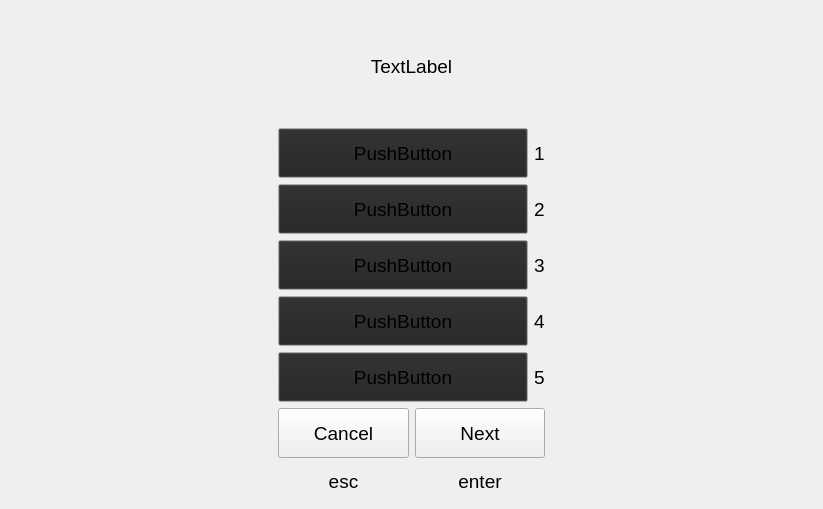
First picture: the form in learn.ui, repository Dartmoor777/English-learner, before the edit.
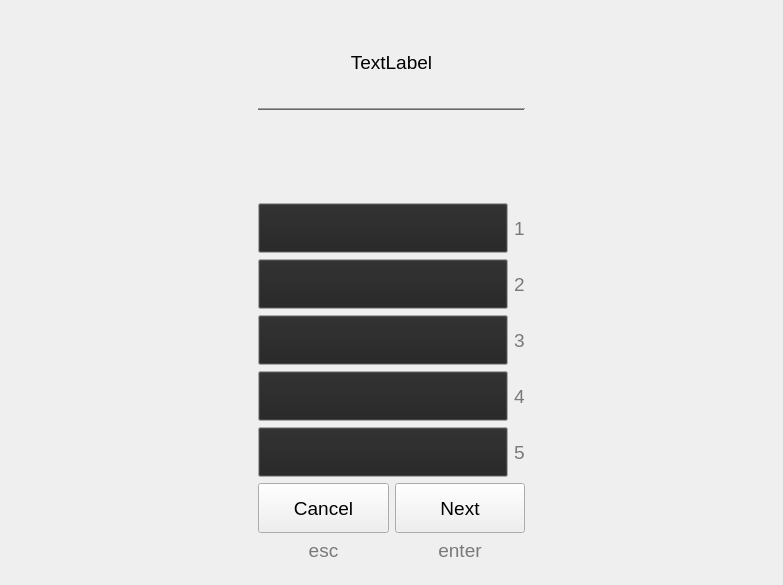
Second picture: the form after the edit.

```diff
--- a/learn.ui
+++ b/learn.ui
@@ -6,10 +6,16 @@
    <rect>
     <x>0</x>
     <y>0</y>
-    <width>823</width>
-    <height>509</height>
+    <width>783</width>
+    <height>585</height>
    </rect>
   </property>
+  <property name="minimumSize">
+   <size>
+    <width>0</width>
+    <height>469</height>
+   </size>
+  </property>
   <property name="font">
    <font>
     <family>Ubuntu</family>
@@ -38,6 +44,19 @@
    </item>
    <item>
     <layout class="QVBoxLayout" name="verticalLayout">
+     <item>
+      <spacer name="verticalSpacer_2">
+       <property name="orientation">
+        <enum>Qt::Vertical</enum>
+       </property>
+       <property name="sizeHint" stdset="0">
+        <size>
+         <width>20</width>
+         <height>40</height>
+        </size>
+       </property>
+      </spacer>
+     </item>
      <item>
       <widget class="QLabel" name="label">
        <property name="sizePolicy">
@@ -49,7 +68,7 @@
        <property name="minimumSize">
         <size>
          <width>250</width>
-         <height>111</height>
+         <height>80</height>
         </size>
        </property>
        <property name="text">
@@ -60,6 +79,96 @@
        </property>
       </widget>
      </item>
+     <item>
+      <widget class="Line" name="line">
+       <property name="palette">
+        <palette>
+         <active>
+          <colorrole role="WindowText">
+           <brush brushstyle="SolidPattern">
+            <color alpha="255">
+             <red>112</red>
+             <green>112</green>
+             <blue>112</blue>
+            </color>
+           </brush>
+          </colorrole>
+          <colorrole role="Light">
+           <brush brushstyle="SolidPattern">
+            <color alpha="255">
+             <red>103</red>
+             <green>103</green>
+             <blue>103</blue>
+            </color>
+           </brush>
+          </colorrole>
+         </active>
+         <inactive>
+          <colorrole role="WindowText">
+           <brush brushstyle="SolidPattern">
+            <color alpha="255">
+             <red>112</red>
+             <green>112</green>
+             <blue>112</blue>
+            </color>
+           </brush>
+          </colorrole>
+          <colorrole role="Light">
+           <brush brushstyle="SolidPattern">
+            <color alpha="255">
+             <red>103</red>
+             <green>103</green>
+             <blue>103</blue>
+            </color>
+           </brush>
+          </colorrole>
+         </inactive>
+         <disabled>
+          <colorrole role="WindowText">
+           <brush brushstyle="SolidPattern">
+            <color alpha="127">
+             <red>255</red>
+             <green>255</green>
+             <blue>255</blue>
+            </color>
+           </brush>
+          </colorrole>
+          <colorrole role="Light">
+           <brush brushstyle="SolidPattern">
+            <color alpha="255">
+             <red>103</red>
+             <green>103</green>
+             <blue>103</blue>
+            </color>
+           </brush>
+          </colorrole>
+         </disabled>
+        </palette>
+       </property>
+       <property name="frameShadow">
+        <enum>QFrame::Sunken</enum>
+       </property>
+       <property name="orientation">
+        <enum>Qt::Horizontal</enum>
+       </property>
+      </widget>
+     </item>
+     <item>
+      <widget class="QLabel" name="label_9">
+       <property name="minimumSize">
+        <size>
+         <width>250</width>
+         <height>80</height>
+        </size>
+       </property>
+       <property name="text">
+        <string/>
+       </property>
+       <property name="alignment">
+        <set>Qt::AlignCenter</set>
+       </property>
+      </widget>
+     </item>
      <item>
       <layout class="QHBoxLayout" name="horizontalLayout_6">
        <item>
@@ -117,7 +226,7 @@
           </palette>
          </property>
          <property name="text">
-          <string>PushButton</string>
+          <string/>
          </property>
          <property name="shortcut">
           <string>1</string>
@@ -132,6 +241,97 @@
            <verstretch>0</verstretch>
           </sizepolicy>
          </property>
+         <property name="palette">
+          <palette>
+           <active>
+            <colorrole role="WindowText">
+             <brush brushstyle="SolidPattern">
+              <color alpha="255">
+               <red>121</red>
+               <green>121</green>
+               <blue>121</blue>
+              </color>
+             </brush>
+            </colorrole>
+            <colorrole role="HighlightedText">
+             <brush brushstyle="SolidPattern">
+              <color alpha="255">
+               <red>121</red>
+               <green>121</green>
+               <blue>121</blue>
+              </color>
+             </brush>
+            </colorrole>
+            <colorrole role="ToolTipText">
+             <brush brushstyle="SolidPattern">
+              <color alpha="255">
+               <red>121</red>
+               <green>121</green>
+               <blue>121</blue>
+              </color>
+             </brush>
+            </colorrole>
+           </active>
+           <inactive>
+            <colorrole role="WindowText">
+             <brush brushstyle="SolidPattern">
+              <color alpha="255">
+               <red>121</red>
+               <green>121</green>
+               <blue>121</blue>
+              </color>
+             </brush>
+            </colorrole>
+            <colorrole role="HighlightedText">
+             <brush brushstyle="SolidPattern">
+              <color alpha="255">
+               <red>121</red>
+               <green>121</green>
+               <blue>121</blue>
+              </color>
+             </brush>
+            </colorrole>
+            <colorrole role="ToolTipText">
+             <brush brushstyle="SolidPattern">
+              <color alpha="255">
+               <red>121</red>
+               <green>121</green>
+               <blue>121</blue>
+              </color>
+             </brush>
+            </colorrole>
+           </inactive>
+           <disabled>
+            <colorrole role="WindowText">
+             <brush brushstyle="SolidPattern">
+              <color alpha="127">
+               <red>255</red>
+               <green>255</green>
+               <blue>255</blue>
+              </color>
+             </brush>
+            </colorrole>
+            <colorrole role="HighlightedText">
+             <brush brushstyle="SolidPattern">
+              <color alpha="255">
+               <red>121</red>
+               <green>121</green>
+               <blue>121</blue>
+              </color>
+             </brush>
+            </colorrole>
+            <colorrole role="ToolTipText">
+             <brush brushstyle="SolidPattern">
+              <color alpha="255">
+               <red>121</red>
+               <green>121</green>
+               <blue>121</blue>
+              </color>
+             </brush>
+            </colorrole>
+           </disabled>
+          </palette>
+         </property>
          <property name="text">
           <string>1</string>
          </property>
@@ -196,7 +396,7 @@
           </palette>
          </property>
          <property name="text">
-          <string>PushButton</string>
+          <string/>
          </property>
          <property name="shortcut">
           <string>2</string>
@@ -211,6 +411,97 @@
            <verstretch>0</verstretch>
           </sizepolicy>
          </property>
+         <property name="palette">
+          <palette>
+           <active>
+            <colorrole role="WindowText">
+             <brush brushstyle="SolidPattern">
+              <color alpha="255">
+               <red>121</red>
+               <green>121</green>
+               <blue>121</blue>
+              </color>
+             </brush>
+            </colorrole>
+            <colorrole role="HighlightedText">
+             <brush brushstyle="SolidPattern">
+              <color alpha="255">
+               <red>121</red>
+               <green>121</green>
+               <blue>121</blue>
+              </color>
+             </brush>
+            </colorrole>
+            <colorrole role="ToolTipText">
+             <brush brushstyle="SolidPattern">
+              <color alpha="255">
+               <red>121</red>
+               <green>121</green>
+               <blue>121</blue>
+              </color>
+             </brush>
+            </colorrole>
+           </active>
+           <inactive>
+            <colorrole role="WindowText">
+             <brush brushstyle="SolidPattern">
+              <color alpha="255">
+               <red>121</red>
+               <green>121</green>
+               <blue>121</blue>
+              </color>
+             </brush>
+            </colorrole>
+            <colorrole role="HighlightedText">
+             <brush brushstyle="SolidPattern">
+              <color alpha="255">
+               <red>121</red>
+               <green>121</green>
+               <blue>121</blue>
+              </color>
+             </brush>
+            </colorrole>
+            <colorrole role="ToolTipText">
+             <brush brushstyle="SolidPattern">
+              <color alpha="255">
+               <red>121</red>
+               <green>121</green>
+               <blue>121</blue>
+              </color>
+             </brush>
+            </colorrole>
+           </inactive>
+           <disabled>
+            <colorrole role="WindowText">
+             <brush brushstyle="SolidPattern">
+              <color alpha="127">
+               <red>255</red>
+               <green>255</green>
+               <blue>255</blue>
+              </color>
+             </brush>
+            </colorrole>
+            <colorrole role="HighlightedText">
+             <brush brushstyle="SolidPattern">
+              <color alpha="255">
+               <red>121</red>
+               <green>121</green>
+               <blue>121</blue>
+              </color>
+             </brush>
+            </colorrole>
+            <colorrole role="ToolTipText">
+             <brush brushstyle="SolidPattern">
+              <color alpha="255">
+               <red>121</red>
+               <green>121</green>
+               <blue>121</blue>
+              </color>
+             </brush>
+            </colorrole>
+           </disabled>
+          </palette>
+         </property>
          <property name="text">
           <string>2</string>
          </property>
@@ -275,7 +566,7 @@
           </palette>
          </property>
          <property name="text">
-          <string>PushButton</string>
+          <string/>
          </property>
          <property name="shortcut">
           <string>3</string>
@@ -290,6 +581,97 @@
            <verstretch>0</verstretch>
           </sizepolicy>
          </property>
+         <property name="palette">
+          <palette>
+           <active>
+            <colorrole role="WindowText">
+             <brush brushstyle="SolidPattern">
+              <color alpha="255">
+               <red>121</red>
+               <green>121</green>
+               <blue>121</blue>
+              </color>
+             </brush>
+            </colorrole>
+            <colorrole role="HighlightedText">
+             <brush brushstyle="SolidPattern">
+              <color alpha="255">
+               <red>121</red>
+               <green>121</green>
+               <blue>121</blue>
+              </color>
+             </brush>
+            </colorrole>
+            <colorrole role="ToolTipText">
+             <brush brushstyle="SolidPattern">
+              <color alpha="255">
+               <red>121</red>
+               <green>121</green>
+               <blue>121</blue>
+              </color>
+             </brush>
+            </colorrole>
+           </active>
+           <inactive>
+            <colorrole role="WindowText">
+             <brush brushstyle="SolidPattern">
+              <color alpha="255">
+               <red>121</red>
+               <green>121</green>
+               <blue>121</blue>
+              </color>
+             </brush>
+            </colorrole>
+            <colorrole role="HighlightedText">
+             <brush brushstyle="SolidPattern">
+              <color alpha="255">
+               <red>121</red>
+               <green>121</green>
+               <blue>121</blue>
+              </color>
+             </brush>
+            </colorrole>
+            <colorrole role="ToolTipText">
+             <brush brushstyle="SolidPattern">
+              <color alpha="255">
+               <red>121</red>
+               <green>121</green>
+               <blue>121</blue>
+              </color>
+             </brush>
+            </colorrole>
+           </inactive>
+           <disabled>
+            <colorrole role="WindowText">
+             <brush brushstyle="SolidPattern">
+              <color alpha="127">
+               <red>255</red>
+               <green>255</green>
+               <blue>255</blue>
+              </color>
+             </brush>
+            </colorrole>
+            <colorrole role="HighlightedText">
+             <brush brushstyle="SolidPattern">
+              <color alpha="255">
+               <red>121</red>
+               <green>121</green>
+               <blue>121</blue>
+              </color>
+             </brush>
+            </colorrole>
+            <colorrole role="ToolTipText">
+             <brush brushstyle="SolidPattern">
+              <color alpha="255">
+               <red>121</red>
+               <green>121</green>
+               <blue>121</blue>
+              </color>
+             </brush>
+            </colorrole>
+           </disabled>
+          </palette>
+         </property>
          <property name="text">
           <string>3</string>
          </property>
@@ -354,7 +736,7 @@
           </palette>
          </property>
          <property name="text">
-          <string>PushButton</string>
+          <string/>
          </property>
          <property name="shortcut">
           <string>4</string>
@@ -369,6 +751,97 @@
            <verstretch>0</verstretch>
           </sizepolicy>
          </property>
+         <property name="palette">
+          <palette>
+           <active>
+            <colorrole role="WindowText">
+             <brush brushstyle="SolidPattern">
+              <color alpha="255">
+               <red>121</red>
+               <green>121</green>
+               <blue>121</blue>
+              </color>
+             </brush>
+            </colorrole>
+            <colorrole role="HighlightedText">
+             <brush brushstyle="SolidPattern">
+              <color alpha="255">
+               <red>121</red>
+               <green>121</green>
+               <blue>121</blue>
+              </color>
+             </brush>
+            </colorrole>
+            <colorrole role="ToolTipText">
+             <brush brushstyle="SolidPattern">
+              <color alpha="255">
+               <red>121</red>
+               <green>121</green>
+               <blue>121</blue>
+              </color>
+             </brush>
+            </colorrole>
+           </active>
+           <inactive>
+            <colorrole role="WindowText">
+             <brush brushstyle="SolidPattern">
+              <color alpha="255">
+               <red>121</red>
+               <green>121</green>
+               <blue>121</blue>
+              </color>
+             </brush>
+            </colorrole>
+            <colorrole role="HighlightedText">
+             <brush brushstyle="SolidPattern">
+              <color alpha="255">
+               <red>121</red>
+               <green>121</green>
+               <blue>121</blue>
+              </color>
+             </brush>
+            </colorrole>
+            <colorrole role="ToolTipText">
+             <brush brushstyle="SolidPattern">
+              <color alpha="255">
+               <red>121</red>
+               <green>121</green>
+               <blue>121</blue>
+              </color>
+             </brush>
+            </colorrole>
+           </inactive>
+           <disabled>
+            <colorrole role="WindowText">
+             <brush brushstyle="SolidPattern">
+              <color alpha="127">
+               <red>255</red>
+               <green>255</green>
+               <blue>255</blue>
+              </color>
+             </brush>
+            </colorrole>
+            <colorrole role="HighlightedText">
+             <brush brushstyle="SolidPattern">
+              <color alpha="255">
+               <red>121</red>
+               <green>121</green>
+               <blue>121</blue>
+              </color>
+             </brush>
+            </colorrole>
+            <colorrole role="ToolTipText">
+             <brush brushstyle="SolidPattern">
+              <color alpha="255">
+               <red>121</red>
+               <green>121</green>
+               <blue>121</blue>
+              </color>
+             </brush>
+            </colorrole>
+           </disabled>
+          </palette>
+         </property>
          <property name="text">
           <string>4</string>
          </property>
@@ -433,7 +906,7 @@
           </palette>
          </property>
          <property name="text">
-          <string>PushButton</string>
+          <string/>
          </property>
          <property name="shortcut">
           <string>5</string>
@@ -448,6 +921,97 @@
            <verstretch>0</verstretch>
           </sizepolicy>
          </property>
+         <property name="palette">
+          <palette>
+           <active>
+            <colorrole role="WindowText">
+             <brush brushstyle="SolidPattern">
+              <color alpha="255">
+               <red>121</red>
+               <green>121</green>
+               <blue>121</blue>
+              </color>
+             </brush>
+            </colorrole>
+            <colorrole role="HighlightedText">
+             <brush brushstyle="SolidPattern">
+              <color alpha="255">
+               <red>121</red>
+               <green>121</green>
+               <blue>121</blue>
+              </color>
+             </brush>
+            </colorrole>
+            <colorrole role="ToolTipText">
+             <brush brushstyle="SolidPattern">
+              <color alpha="255">
+               <red>121</red>
+               <green>121</green>
+               <blue>121</blue>
+              </color>
+             </brush>
+            </colorrole>
+           </active>
+           <inactive>
+            <colorrole role="WindowText">
+             <brush brushstyle="SolidPattern">
+              <color alpha="255">
+               <red>121</red>
+               <green>121</green>
+               <blue>121</blue>
+              </color>
+             </brush>
+            </colorrole>
+            <colorrole role="HighlightedText">
+             <brush brushstyle="SolidPattern">
+              <color alpha="255">
+               <red>121</red>
+               <green>121</green>
+               <blue>121</blue>
+              </color>
+             </brush>
+            </colorrole>
+            <colorrole role="ToolTipText">
+             <brush brushstyle="SolidPattern">
+              <color alpha="255">
+               <red>121</red>
+               <green>121</green>
+               <blue>121</blue>
+              </color>
+             </brush>
+            </colorrole>
+           </inactive>
+           <disabled>
+            <colorrole role="WindowText">
+             <brush brushstyle="SolidPattern">
+              <color alpha="127">
+               <red>255</red>
+               <green>255</green>
+               <blue>255</blue>
+              </color>
+             </brush>
+            </colorrole>
+            <colorrole role="HighlightedText">
+             <brush brushstyle="SolidPattern">
+              <color alpha="255">
+               <red>121</red>
+               <green>121</green>
+               <blue>121</blue>
+              </color>
+             </brush>
+            </colorrole>
+            <colorrole role="ToolTipText">
+             <brush brushstyle="SolidPattern">
+              <color alpha="255">
+               <red>121</red>
+               <green>121</green>
+               <blue>121</blue>
+              </color>
+             </brush>
+            </colorrole>
+           </disabled>
+          </palette>
+         </property>
          <property name="text">
           <string>5</string>
          </property>
@@ -501,6 +1065,97 @@
       <layout class="QHBoxLayout" name="horizontalLayout_7">
        <item>
         <widget class="QLabel" name="label_7">
+         <property name="palette">
+          <palette>
+           <active>
+            <colorrole role="WindowText">
+             <brush brushstyle="SolidPattern">
+              <color alpha="255">
+               <red>121</red>
+               <green>121</green>
+               <blue>121</blue>
+              </color>
+             </brush>
+            </colorrole>
+            <colorrole role="HighlightedText">
+             <brush brushstyle="SolidPattern">
+              <color alpha="255">
+               <red>121</red>
+               <green>121</green>
+               <blue>121</blue>
+              </color>
+             </brush>
+            </colorrole>
+            <colorrole role="ToolTipText">
+             <brush brushstyle="SolidPattern">
+              <color alpha="255">
+               <red>121</red>
+               <green>121</green>
+               <blue>121</blue>
+              </color>
+             </brush>
+            </colorrole>
+           </active>
+           <inactive>
+            <colorrole role="WindowText">
+             <brush brushstyle="SolidPattern">
+              <color alpha="255">
+               <red>121</red>
+               <green>121</green>
+               <blue>121</blue>
+              </color>
+             </brush>
+            </colorrole>
+            <colorrole role="HighlightedText">
+             <brush brushstyle="SolidPattern">
+              <color alpha="255">
+               <red>121</red>
+               <green>121</green>
+               <blue>121</blue>
+              </color>
+             </brush>
+            </colorrole>
+            <colorrole role="ToolTipText">
+             <brush brushstyle="SolidPattern">
+              <color alpha="255">
+               <red>121</red>
+               <green>121</green>
+               <blue>121</blue>
+              </color>
+             </brush>
+            </colorrole>
+           </inactive>
+           <disabled>
+            <colorrole role="WindowText">
+             <brush brushstyle="SolidPattern">
+              <color alpha="127">
+               <red>255</red>
+               <green>255</green>
+               <blue>255</blue>
+              </color>
+             </brush>
+            </colorrole>
+            <colorrole role="HighlightedText">
+             <brush brushstyle="SolidPattern">
+              <color alpha="255">
+               <red>121</red>
+               <green>121</green>
+               <blue>121</blue>
+              </color>
+             </brush>
+            </colorrole>
+            <colorrole role="ToolTipText">
+             <brush brushstyle="SolidPattern">
+              <color alpha="255">
+               <red>121</red>
+               <green>121</green>
+               <blue>121</blue>
+              </color>
+             </brush>
+            </colorrole>
+           </disabled>
+          </palette>
+         </property>
          <property name="text">
           <string>esc</string>
          </property>
@@ -511,6 +1166,97 @@
        </item>
        <item>
         <widget class="QLabel" name="label_8">
+         <property name="palette">
+          <palette>
+           <active>
+            <colorrole role="WindowText">
+             <brush brushstyle="SolidPattern">
+              <color alpha="255">
+               <red>121</red>
+               <green>121</green>
+               <blue>121</blue>
+              </color>
+             </brush>
+            </colorrole>
+            <colorrole role="HighlightedText">
+             <brush brushstyle="SolidPattern">
+              <color alpha="255">
+               <red>121</red>
+               <green>121</green>
+               <blue>121</blue>
+              </color>
+             </brush>
+            </colorrole>
+            <colorrole role="ToolTipText">
+             <brush brushstyle="SolidPattern">
+              <color alpha="255">
+               <red>121</red>
+               <green>121</green>
+               <blue>121</blue>
+              </color>
+             </brush>
+            </colorrole>
+           </active>
+           <inactive>
+            <colorrole role="WindowText">
+             <brush brushstyle="SolidPattern">
+              <color alpha="255">
+               <red>121</red>
+               <green>121</green>
+               <blue>121</blue>
+              </color>
+             </brush>
+            </colorrole>
+            <colorrole role="HighlightedText">
+             <brush brushstyle="SolidPattern">
+              <color alpha="255">
+               <red>121</red>
+               <green>121</green>
+               <blue>121</blue>
+              </color>
+             </brush>
+            </colorrole>
+            <colorrole role="ToolTipText">
+             <brush brushstyle="SolidPattern">
+              <color alpha="255">
+               <red>121</red>
+               <green>121</green>
+               <blue>121</blue>
+              </color>
+             </brush>
+            </colorrole>
+           </inactive>
+           <disabled>
+            <colorrole role="WindowText">
+             <brush brushstyle="SolidPattern">
+              <color alpha="127">
+               <red>255</red>
+               <green>255</green>
+               <blue>255</blue>
+              </color>
+             </brush>
+            </colorrole>
+            <colorrole role="HighlightedText">
+             <brush brushstyle="SolidPattern">
+              <color alpha="255">
+               <red>121</red>
+               <green>121</green>
+               <blue>121</blue>
+              </color>
+             </brush>
+            </colorrole>
+            <colorrole role="ToolTipText">
+             <brush brushstyle="SolidPattern">
+              <color alpha="255">
+               <red>121</red>
+               <green>121</green>
+               <blue>121</blue>
+              </color>
+             </brush>
+            </colorrole>
+           </disabled>
+          </palette>
+         </property>
          <property name="text">
           <string>enter</string>
          </property>
@@ -521,6 +1267,19 @@
        </item>
       </layout>
      </item>
+     <item>
+      <spacer name="verticalSpacer">
+       <property name="orientation">
+        <enum>Qt::Vertical</enum>
+       </property>
+       <property name="sizeHint" stdset="0">
+        <size>
+         <width>20</width>
+         <height>40</height>
+        </size>
+       </property>
+      </spacer>
+     </item>
     </layout>
    </item>
    <item>
```
